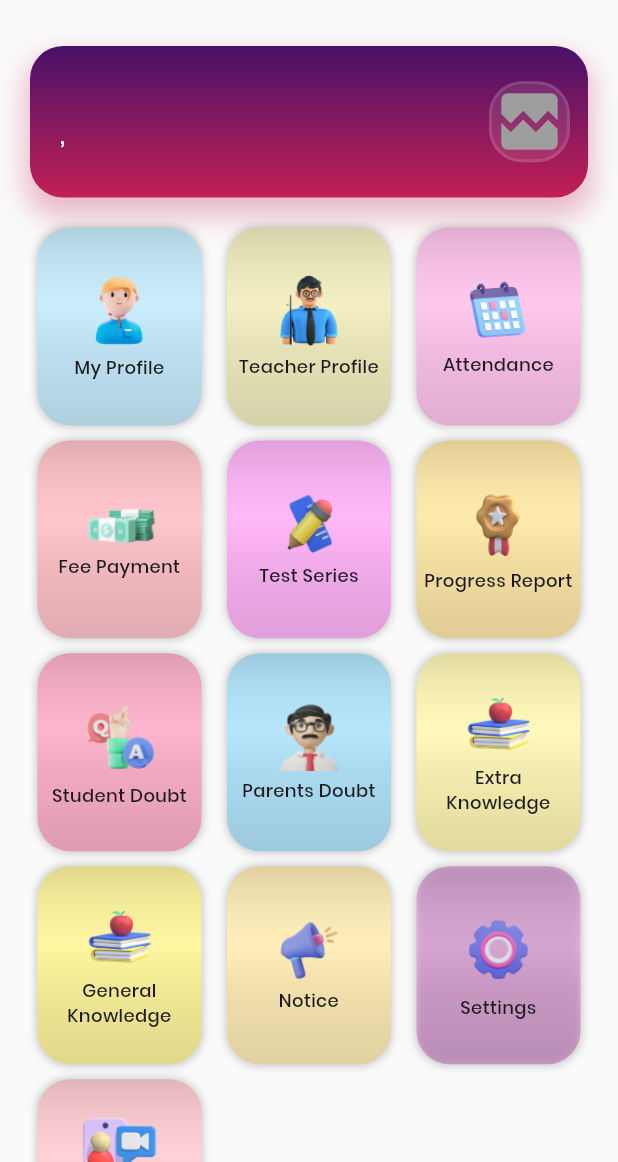
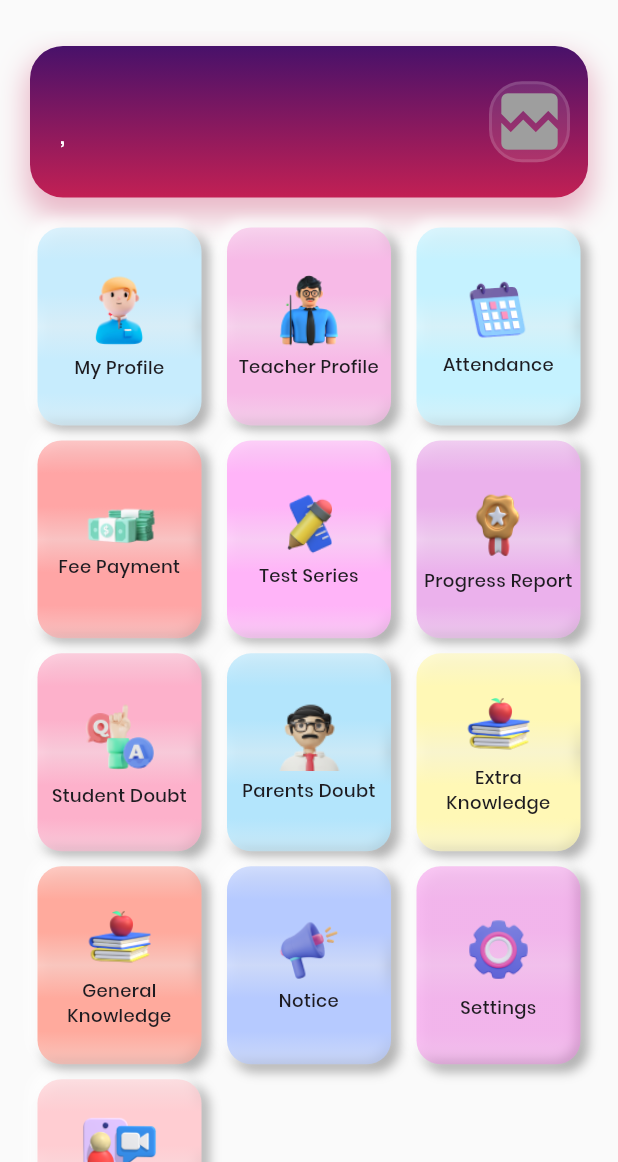
Before and after one commit to AnshGit-hash/Trusir, a Flutter app: the Studentfacilities screen opened directly, on a phone screen of 412 x 824 dp, the part 74-1236 px from its top. Run offline on Flutter 3.47's test engine with Material 3 defaults, Android fonts, the phone set to English and light mode, and no system bars; our stand-ins replace device_info_plus, dio, file_picker, flutter_image_compress, flutter_local_notifications, fluttertoast and 6 more; missing offline and left inert: phonepe_payment_sdk; accounts and stored records are empty; network calls fail.

Commit message:
first commit

```diff
--- a/lib/main.dart
+++ b/lib/main.dart
@@ -37,7 +37,6 @@
 
 class MyApp extends StatefulWidget {
   const MyApp({super.key});
-
   @override
   State<MyApp> createState() => _MyAppState();
 }
@@ -45,7 +44,6 @@
 class _MyAppState extends State<MyApp> {
   Future<Widget> getInitialPage() async {
     final SharedPreferences prefs = await SharedPreferences.getInstance();
-
     final String? role = prefs.getString('role');
     final bool isNewUser = prefs.getBool('new_user') ?? true;
 
--- a/lib/student/student_facilities.dart
+++ b/lib/student/student_facilities.dart
@@ -299,7 +299,7 @@
                         }, isWeb),
                         buildTile(
                             context,
-                            const Color.fromARGB(255, 243, 238, 192),
+                            const Color.fromARGB(255, 247, 186, 231),
                             'assets/teacherprofile.png',
                             'Teacher Profile',
                             tileWidth,
@@ -314,7 +314,7 @@
                         }, isWeb),
                         buildTile(
                             context,
-                            const Color.fromARGB(255, 255, 197, 237),
+                            const Color.fromARGB(255, 197, 242, 255),
                             'assets/attendance.png',
                             'Attendance',
                             tileWidth,
@@ -330,7 +330,7 @@
                         }, isWeb),
                         buildTile(
                             context,
-                            const Color.fromARGB(255, 255, 195, 201),
+                            const Color.fromARGB(255, 255, 165, 165),
                             'assets/money.png',
                             'Fee Payment',
                             tileWidth,
@@ -359,7 +359,7 @@
                         }, isWeb),
                         buildTile(
                             context,
-                            const Color.fromARGB(255, 255, 233, 169),
+                            const Color.fromARGB(255, 235, 177, 236),
                             'assets/medal.png',
                             'Progress Report',
                             tileWidth,
@@ -416,7 +416,7 @@
                         }, isWeb),
                         buildTile(
                             context,
-                            const Color.fromARGB(255, 255, 245, 157),
+                            const Color.fromARGB(255, 255, 170, 157),
                             'assets/knowledge.png',
                             'General Knowledge',
                             tileWidth,
@@ -430,7 +430,7 @@
                         }, isWeb),
                         buildTile(
                             context,
-                            const Color.fromARGB(255, 255, 237, 182),
+                            const Color.fromARGB(255, 182, 202, 255),
                             'assets/notice.png',
                             'Notice',
                             tileWidth,
@@ -444,7 +444,7 @@
                         }, isWeb),
                         buildTile(
                             context,
-                            const Color(0x33FF00E5),
+                            const Color.fromARGB(189, 244, 133, 232),
                             'assets/setting.png',
                             'Settings',
                             tileWidth,
@@ -507,19 +507,38 @@
         height: isWeb ? tileHeight * 0.4 : tileHeight,
         decoration: BoxDecoration(
           color: color,
-          borderRadius: BorderRadius.circular(22),
+          borderRadius: BorderRadius.circular(16),
+          gradient: LinearGradient(
+            begin: Alignment.topCenter,
+            end: Alignment.bottomCenter,
+            colors: [
+              color.withValues(alpha: 0.6),
+              color,
+              color,
+              color.withValues(alpha: 0.6),
+              color,
+              color,
+              color.withValues(alpha: 0.6),
+            ],
+          ),
           boxShadow: [
+            // Bottom-right shadow for the raised effect
             BoxShadow(
-              color: Colors.black.withOpacity(0.2),
-              spreadRadius: 0.5,
-              blurRadius: 4,
-              offset: const Offset(0, 0.1), // changes position of shadow
+              color: Colors.black.withOpacity(0.3),
+              spreadRadius: 1,
+              blurRadius: 6,
+              offset: const Offset(4, 4), // Creates a raised 3D shadow
+            ),
+            // Top-left highlight for a light source effect
+            BoxShadow(
+              color: Colors.white.withOpacity(0.8),
+              spreadRadius: 1,
+              blurRadius: 6,
+              offset: const Offset(-4, -4), // Highlight on the top-left
             ),
           ],
         ),
-        child: Stack(
-          children: [
-            Column(
+        child: Column(
           mainAxisAlignment: MainAxisAlignment.center,
           children: [
             Center(
@@ -539,30 +558,9 @@
                 maxLines: 2,
                 overflow: TextOverflow.ellipsis,
                 style: TextStyle(
-                      fontSize:
-                          isWeb ? 13 * (scaleFactor * 0.6) : 12 * scaleFactor,
+                  fontSize: isWeb ? 13 * (scaleFactor * 0.6) : 12 * scaleFactor,
                   fontFamily: 'Poppins',
                   fontWeight: FontWeight.w500,
-                    ),
-                  ),
-                ),
-              ],
-            ),
-            IgnorePointer(
-              child: Container(
-                decoration: BoxDecoration(
-                  borderRadius: BorderRadius.circular(22),
-                  gradient: LinearGradient(
-                    begin: Alignment.topCenter,
-                    end: Alignment.bottomCenter,
-                    colors: [
-                      Colors.black.withOpacity(0.12),
-                      Colors.white.withOpacity(0.05),
-                      Colors.black.withOpacity(0.05),
-                      Colors.black.withOpacity(0.12),
-                    ],
-                    stops: const [0.0, 0.4, 0.6, 1.0],
-                  ),
                 ),
               ),
             ),
--- a/lib/student/student_registration.dart
+++ b/lib/student/student_registration.dart
@@ -100,7 +100,6 @@
   String? medium;
   String? studentClass;
   dynamic additionals;
-
   String? subject;
   DateTime? selectedDOB;
   bool agreeToTerms = false;
@@ -973,7 +972,7 @@
                                 studentForms[index].medium = value;
                               });
                             },
-                            items: additionals['mediums'],
+                            items: additionals['mediums'] ?? ['-Select-'],
                           ),
                         ),
                         const SizedBox(width: 20),
@@ -986,7 +985,7 @@
                                 studentForms[index].board = value;
                               });
                             },
-                            items: additionals['board'],
+                            items: additionals['board'] ?? ['-Select-'],
                           ),
                         ),
                         const SizedBox(width: 20),
```
Lines whose indentation alone changed are shown as unchanged.
